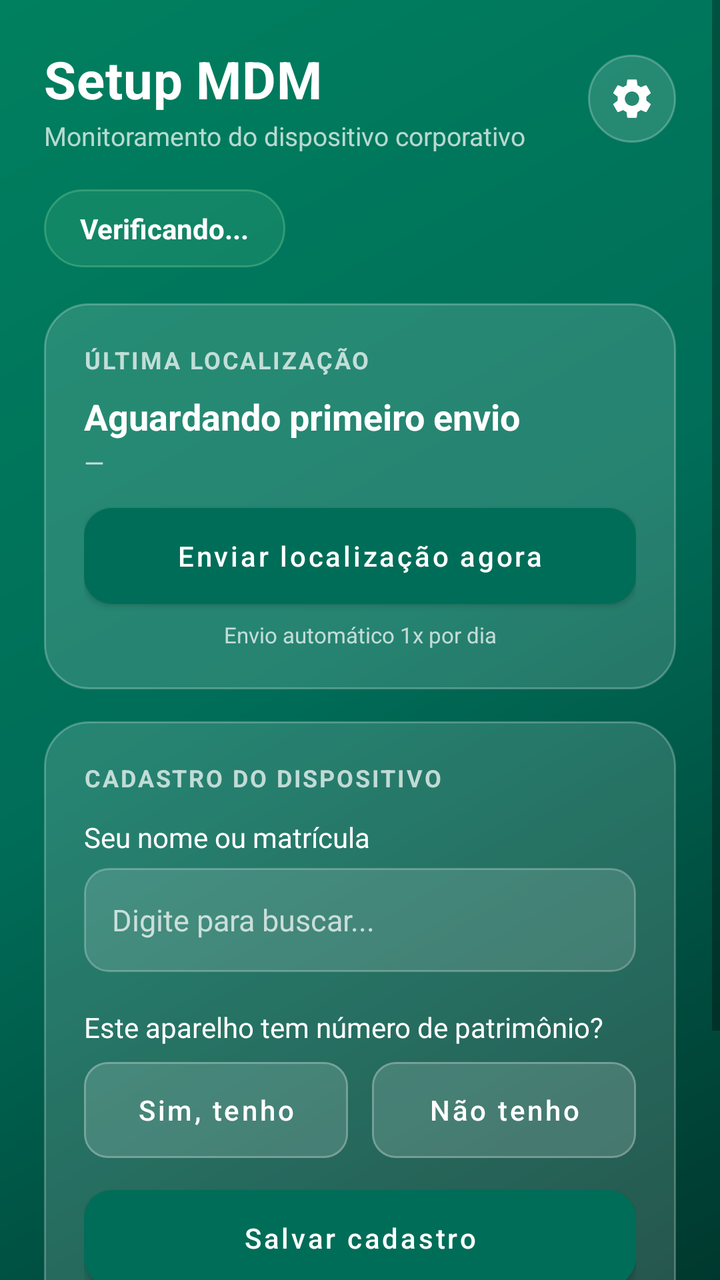
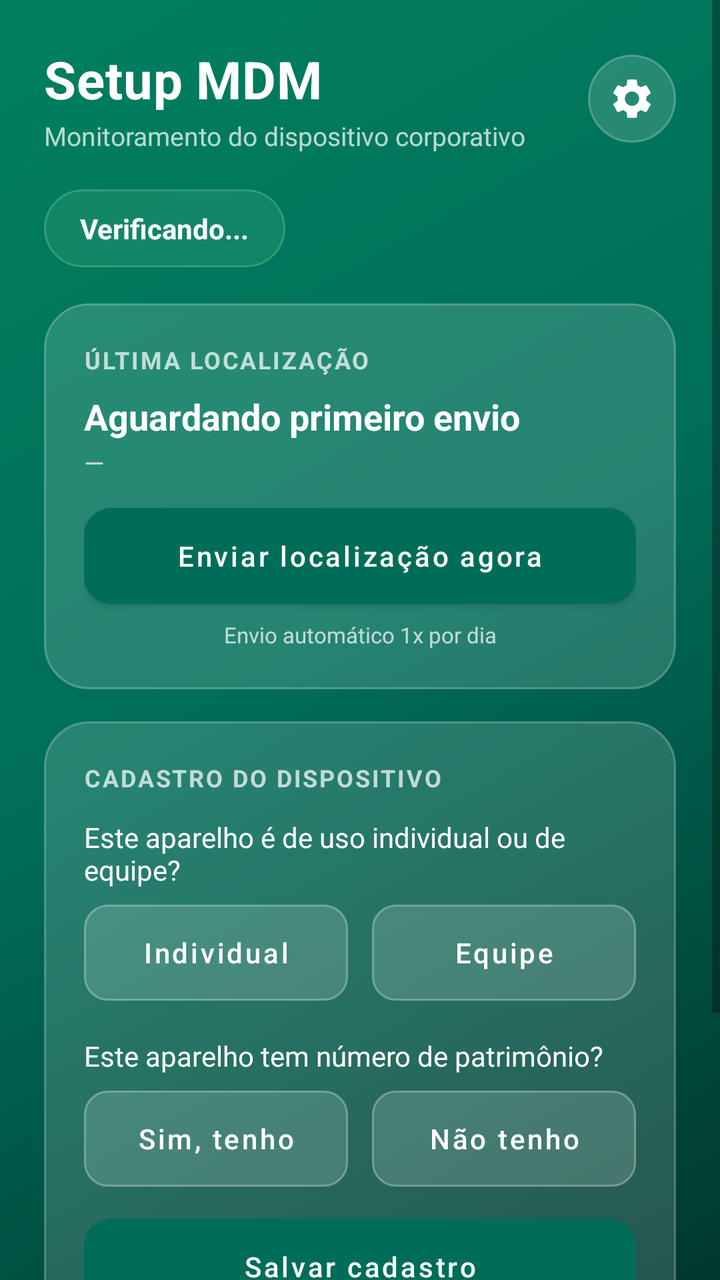

The first picture is an Android layout as it rendered before a commit; the second is the same layout after the commit. The layout source and the unified diff follow.
<!-- AndroidManifest.xml: application theme Theme.SetupMDM -->
<!-- res/layout/activity_main.xml -->
<?xml version="1.0" encoding="utf-8"?>
<FrameLayout xmlns:android="http://schemas.android.com/apk/res/android"
    xmlns:app="http://schemas.android.com/apk/res-auto"
    android:id="@+id/rootFrame"
    android:layout_width="match_parent"
    android:layout_height="match_parent">

    <ScrollView
        android:id="@+id/rootScroll"
        android:layout_width="match_parent"
        android:layout_height="match_parent"
        android:fillViewport="true">

        <LinearLayout
            android:layout_width="match_parent"
            android:layout_height="wrap_content"
            android:orientation="vertical"
            android:padding="@dimen/screen_padding">

            
            <LinearLayout
                android:layout_width="match_parent" android:layout_height="wrap_content"
                android:orientation="horizontal" android:gravity="center_vertical"
                android:paddingBottom="18dp">

                <LinearLayout
                    android:layout_width="0dp" android:layout_height="wrap_content"
                    android:layout_weight="1" android:orientation="vertical">
                    <TextView
                        android:layout_width="wrap_content" android:layout_height="wrap_content"
                        android:text="Setup MDM" android:textColor="@color/textOnDark"
                        android:textSize="26sp" android:textStyle="bold" android:letterSpacing="0.01"/>
                    <TextView
                        android:layout_width="match_parent" android:layout_height="wrap_content"
                        android:text="Monitoramento do dispositivo corporativo"
                        android:textColor="@color/textMuted" android:textSize="13sp"
                        android:paddingTop="2dp"/>
                </LinearLayout>

                <ImageButton
                    android:id="@+id/btnConfig"
                    android:layout_width="44dp" android:layout_height="44dp"
                    android:src="@drawable/ic_gear"
                    android:background="@drawable/circle_glass"
                    android:scaleType="centerInside"
                    android:padding="10dp"
                    android:contentDescription="Configurações"/>
            </LinearLayout>

            
            <TextView
                android:id="@+id/statusPill"
                android:layout_width="wrap_content" android:layout_height="wrap_content"
                android:text="Verificando..." android:textColor="@color/textOnDark"
                android:textSize="14sp" android:textStyle="bold"
                android:paddingHorizontal="18dp" android:paddingVertical="10dp"
                android:background="@drawable/pill_ok" android:layout_marginBottom="18dp"/>

            
            <LinearLayout
                android:layout_width="match_parent" android:layout_height="wrap_content"
                android:orientation="vertical" android:background="@drawable/glass_card"
                android:padding="20dp" android:layout_marginBottom="16dp">

                <TextView
                    android:layout_width="match_parent" android:layout_height="wrap_content"
                    android:text="ÚLTIMA LOCALIZAÇÃO" android:textColor="@color/textMuted"
                    android:textSize="12sp" android:textStyle="bold" android:letterSpacing="0.08"/>
                <TextView
                    android:id="@+id/txtLastLoc"
                    android:layout_width="match_parent" android:layout_height="wrap_content"
                    android:text="Aguardando primeiro envio" android:textColor="@color/textOnDark"
                    android:textSize="18sp" android:textStyle="bold" android:paddingTop="8dp"/>
                <TextView
                    android:id="@+id/txtLastTime"
                    android:layout_width="match_parent" android:layout_height="wrap_content"
                    android:text="—" android:textColor="@color/textMuted"
                    android:textSize="13sp" android:paddingTop="2dp"/>

                <TextView
                    android:id="@+id/txtEnvioStatus"
                    android:layout_width="match_parent" android:layout_height="wrap_content"
                    android:text="" android:textColor="@color/ok" android:textSize="13sp"
                    android:paddingTop="8dp" android:visibility="gone"/>

                <com.google.android.material.button.MaterialButton
                    android:id="@+id/btnEnviarAgora"
                    style="@style/Widget.MaterialComponents.Button"
                    android:layout_width="match_parent" android:layout_height="wrap_content"
                    android:text="Enviar localização agora" android:textColor="@color/white"
                    android:textAllCaps="false" android:layout_marginTop="14dp"
                    android:insetTop="0dp" android:insetBottom="0dp"
                    app:backgroundTint="@color/primary" app:cornerRadius="14dp" app:elevation="0dp"/>
                <TextView
                    android:layout_width="match_parent" android:layout_height="wrap_content"
                    android:text="Envio automático 1x por dia"
                    android:textColor="@color/textMuted" android:textSize="11sp"
                    android:gravity="center" android:paddingTop="8dp"/>
            </LinearLayout>

            
            <LinearLayout
                android:layout_width="match_parent" android:layout_height="wrap_content"
                android:orientation="vertical" android:background="@drawable/glass_card"
                android:padding="20dp" android:layout_marginBottom="16dp">

                <TextView
                    android:layout_width="match_parent" android:layout_height="wrap_content"
                    android:text="CADASTRO DO DISPOSITIVO" android:textColor="@color/textMuted"
                    android:textSize="12sp" android:textStyle="bold" android:letterSpacing="0.08"/>

                
                <LinearLayout
                    android:id="@+id/formCadastro"
                    android:layout_width="match_parent" android:layout_height="wrap_content"
                    android:orientation="vertical" android:paddingTop="12dp">

                    <TextView
                        android:layout_width="match_parent" android:layout_height="wrap_content"
                        android:text="Seu nome ou matrícula" android:textColor="@color/textOnDark"
                        android:textSize="14sp" android:paddingBottom="6dp"/>
                    <AutoCompleteTextView
                        android:id="@+id/autoColaborador"
                        android:layout_width="match_parent" android:layout_height="52dp"
                        android:hint="Digite para buscar..." android:textColorHint="@color/textMuted"
                        android:textColor="@color/textOnDark" android:textSize="15sp"
                        android:background="@drawable/glass_input" android:paddingHorizontal="14dp"
                        android:completionThreshold="2" android:inputType="text" android:imeOptions="actionSearch"/>

                    
                    <TextView
                        android:layout_width="match_parent" android:layout_height="wrap_content"
                        android:text="Este aparelho tem número de patrimônio?"
                        android:textColor="@color/textOnDark"
                        android:textSize="14sp" android:paddingTop="18dp" android:paddingBottom="8dp"/>
                    <LinearLayout
                        android:layout_width="match_parent" android:layout_height="wrap_content"
                        android:orientation="horizontal">
                        <com.google.android.material.button.MaterialButton
                            android:id="@+id/btnTemPatSim"
                            style="@style/Widget.MaterialComponents.Button.OutlinedButton"
                            android:layout_width="0dp" android:layout_height="wrap_content"
                            android:layout_weight="1" android:layout_marginEnd="6dp"
                            android:text="Sim, tenho" android:textColor="@color/textOnDark"
                            android:textAllCaps="false"
                            android:insetTop="0dp" android:insetBottom="0dp"
                            app:backgroundTint="@color/glassFill"
                            app:strokeColor="@color/glassStroke" app:strokeWidth="1dp"
                            app:cornerRadius="12dp"/>
                        <com.google.android.material.button.MaterialButton
                            android:id="@+id/btnTemPatNao"
                            style="@style/Widget.MaterialComponents.Button.OutlinedButton"
                            android:layout_width="0dp" android:layout_height="wrap_content"
                            android:layout_weight="1" android:layout_marginStart="6dp"
                            android:text="Não tenho" android:textColor="@color/textOnDark"
                            android:textAllCaps="false"
                            android:insetTop="0dp" android:insetBottom="0dp"
                            app:backgroundTint="@color/glassFill"
                            app:strokeColor="@color/glassStroke" app:strokeWidth="1dp"
                            app:cornerRadius="12dp"/>
                    </LinearLayout>

                    
                    <LinearLayout
                        android:id="@+id/boxPatrimonio"
                        android:layout_width="match_parent" android:layout_height="wrap_content"
                        android:orientation="vertical" android:visibility="gone">
                        <TextView
                            android:layout_width="match_parent" android:layout_height="wrap_content"
                            android:text="Patrimônio (até 7 dígitos)" android:textColor="@color/textOnDark"
                            android:textSize="14sp" android:paddingTop="16dp" android:paddingBottom="6dp"/>
                        <EditText
                            android:id="@+id/edtPatrimonio"
                            android:layout_width="match_parent" android:layout_height="52dp"
                            android:hint="Ex.: 1234567" android:textColorHint="@color/textMuted"
                            android:textColor="@color/textOnDark" android:textSize="15sp"
                            android:background="@drawable/glass_input" android:paddingHorizontal="14dp"
                            android:inputType="number" android:maxLength="7"/>
                    </LinearLayout>

                    
                    <LinearLayout
                        android:id="@+id/boxImei"
                        android:layout_width="match_parent" android:layout_height="wrap_content"
                        android:orientation="vertical" android:visibility="gone">
                        <TextView
                            android:layout_width="match_parent" android:layout_height="wrap_content"
                            android:text="IMEI do aparelho" android:textColor="@color/textOnDark"
                            android:textSize="14sp" android:paddingTop="16dp" android:paddingBottom="6dp"/>
                        <LinearLayout
                            android:layout_width="match_parent" android:layout_height="wrap_content"
                            android:orientation="horizontal" android:gravity="center_vertical">
                            <EditText
                                android:id="@+id/edtImei"
                                android:layout_width="0dp" android:layout_height="52dp"
                                android:layout_weight="1"
                                android:hint="Ex.: 356938035643809" android:textColorHint="@color/textMuted"
                                android:textColor="@color/textOnDark" android:textSize="15sp"
                                android:background="@drawable/glass_input" android:paddingHorizontal="14dp"
                                android:inputType="number" android:maxLength="17"/>
                            <com.google.android.material.button.MaterialButton
                                android:id="@+id/btnDiscarImei"
                                style="@style/Widget.MaterialComponents.Button"
                                android:layout_width="wrap_content" android:layout_height="52dp"
                                android:layout_marginStart="8dp"
                                android:text="*#06#" android:textColor="@color/white"
                                android:textAllCaps="false" android:textSize="13sp"
                                android:minWidth="0dp"
                                android:insetTop="0dp" android:insetBottom="0dp"
                                android:paddingHorizontal="14dp"
                                app:backgroundTint="@color/glassFill"
                                app:strokeColor="@color/glassStroke" app:strokeWidth="1dp"
                                app:cornerRadius="12dp" app:elevation="0dp"/>
                        </LinearLayout>
                        <TextView
                            android:layout_width="match_parent" android:layout_height="wrap_content"
                            android:text="Toque em *#06# para o aparelho mostrar o IMEI."
                            android:textColor="@color/textMuted" android:textSize="11sp"
                            android:paddingTop="6dp"/>
                    </LinearLayout>

                    <TextView
                        android:id="@+id/txtCadastroErro"
                        android:layout_width="match_parent" android:layout_height="wrap_content"
                        android:text="" android:textColor="@color/error" android:textSize="13sp"
                        android:paddingTop="10dp" android:visibility="gone"/>

                    <com.google.android.material.button.MaterialButton
                        android:id="@+id/btnSalvarCadastro"
                        style="@style/Widget.MaterialComponents.Button"
                        android:layout_width="match_parent" android:layout_height="wrap_content"
                        android:text="Salvar cadastro" android:textColor="@color/white"
                        android:textAllCaps="false" android:layout_marginTop="16dp"
                        android:insetTop="0dp" android:insetBottom="0dp"
                        app:backgroundTint="@color/primary" app:cornerRadius="14dp" app:elevation="0dp"/>
                    <TextView
                        android:layout_width="match_parent" android:layout_height="wrap_content"
                        android:text="Depois de salvar, o cadastro não pode ser alterado."
                        android:textColor="@color/textMuted" android:textSize="11sp"
                        android:gravity="center" android:paddingTop="8dp"/>
                </LinearLayout>

                
                <LinearLayout
                    android:id="@+id/cadastroTravado"
                    android:layout_width="match_parent" android:layout_height="wrap_content"
                    android:orientation="vertical" android:paddingTop="12dp" android:visibility="gone">
                    <TextView
                        android:id="@+id/txtColabNome"
                        android:layout_width="match_parent" android:layout_height="wrap_content"
                        android:text="—" android:textColor="@color/textOnDark"
                        android:textSize="18sp" android:textStyle="bold"/>
                    <TextView
                        android:id="@+id/txtColabCargo"
                        android:layout_width="match_parent" android:layout_height="wrap_content"
                        android:text="" android:textColor="@color/textMuted" android:textSize="13sp"/>
                    <TextView
                        android:id="@+id/txtDoc"
                        android:layout_width="match_parent" android:layout_height="wrap_content"
                        android:text="" android:textColor="@color/textOnDark" android:textSize="15sp"
                        android:paddingTop="10dp"/>
                    <TextView
                        android:id="@+id/txtCadInfo"
                        android:layout_width="match_parent" android:layout_height="wrap_content"
                        android:text="🔒 Cadastro concluído" android:textColor="@color/ok"
                        android:textSize="12sp" android:paddingTop="10dp"/>
                </LinearLayout>
            </LinearLayout>

            
            <LinearLayout
                android:id="@+id/updateBanner"
                android:layout_width="match_parent" android:layout_height="wrap_content"
                android:orientation="vertical"
                android:background="@drawable/glass_card" android:padding="18dp"
                android:layout_marginBottom="16dp" android:visibility="gone">
                <TextView
                    android:id="@+id/txtUpdateTitulo"
                    android:layout_width="match_parent" android:layout_height="wrap_content"
                    android:text="Atualização disponível" android:textColor="@color/textOnDark"
                    android:textSize="15sp" android:textStyle="bold"/>
                <TextView
                    android:layout_width="match_parent" android:layout_height="wrap_content"
                    android:text="Uma nova versão do app está pronta para instalar."
                    android:textColor="@color/textMuted" android:textSize="12sp" android:paddingTop="2dp"/>
                <com.google.android.material.button.MaterialButton
                    android:id="@+id/btnAtualizarMain"
                    style="@style/Widget.MaterialComponents.Button"
                    android:layout_width="match_parent" android:layout_height="wrap_content"
                    android:text="Atualizar agora" android:textColor="@color/white"
                    android:textAllCaps="false" android:layout_marginTop="12dp"
                    android:insetTop="0dp" android:insetBottom="0dp"
                    app:backgroundTint="@color/primary" app:cornerRadius="14dp" app:elevation="0dp"/>
            </LinearLayout>

            
            <LinearLayout
                android:layout_width="match_parent" android:layout_height="wrap_content"
                android:orientation="horizontal" android:gravity="center_vertical"
                android:background="@drawable/glass_red" android:padding="16dp"
                android:layout_marginBottom="6dp">
                <TextView
                    android:layout_width="wrap_content" android:layout_height="wrap_content"
                    android:text="⚠" android:textColor="@color/redSoft"
                    android:textSize="20sp" android:paddingEnd="12dp"/>
                <TextView
                    android:layout_width="0dp" android:layout_height="wrap_content"
                    android:layout_weight="1"
                    android:text="Não desinstale este aplicativo. Ele é gerenciado pela TI da empresa."
                    android:textColor="@color/redSoft" android:textSize="13sp"/>
            </LinearLayout>

        </LinearLayout>
    </ScrollView>

    
    <LinearLayout
        android:id="@+id/offlineOverlay"
        android:layout_width="match_parent" android:layout_height="match_parent"
        android:orientation="vertical" android:gravity="center"
        android:background="@drawable/bg_gradient"
        android:padding="40dp" android:visibility="gone"
        android:clickable="true" android:focusable="true">

        <TextView
            android:layout_width="wrap_content" android:layout_height="wrap_content"
            android:text="📡" android:textSize="52sp"/>
        <TextView
            android:layout_width="match_parent" android:layout_height="wrap_content"
            android:text="Sem conexão" android:textColor="@color/textOnDark"
            android:textSize="24sp" android:textStyle="bold" android:gravity="center"
            android:paddingTop="16dp"/>
        <TextView
            android:layout_width="match_parent" android:layout_height="wrap_content"
            android:text="Conecte-se à internet (Wi-Fi ou dados móveis) para continuar o cadastro e o envio de localização."
            android:textColor="@color/textMuted" android:textSize="14sp" android:gravity="center"
            android:paddingTop="10dp"/>
        <com.google.android.material.button.MaterialButton
            android:id="@+id/btnTentarNovamente"
            style="@style/Widget.MaterialComponents.Button"
            android:layout_width="wrap_content" android:layout_height="wrap_content"
            android:text="Tentar novamente" android:textColor="@color/white"
            android:textAllCaps="false" android:layout_marginTop="24dp"
            android:insetTop="0dp" android:insetBottom="0dp"
            android:paddingHorizontal="28dp"
            app:backgroundTint="@color/primary" app:cornerRadius="14dp" app:elevation="0dp"/>
    </LinearLayout>

</FrameLayout>
<!-- resources referenced by this layout -->
<resources>
  <color name="error">#FF6B6B</color>
  <color name="glassFill">#26FFFFFF</color>
  <color name="glassStroke">#40FFFFFF</color>
  <color name="ok">#7BE0B0</color>
  <color name="primary">#006D58</color>
  <color name="redSoft">#F1948A</color>
  <color name="textMuted">#B8FFFFFF</color>
  <color name="textOnDark">#FFFFFF</color>
  <color name="white">#FFFFFF</color>
  <dimen name="screen_padding">22dp</dimen>
  <!-- drawable bg_gradient (drawable) -->
  <?xml version="1.0" encoding="utf-8"?>
  <shape xmlns:android="http://schemas.android.com/apk/res/android" android:shape="rectangle">
      <gradient
          android:angle="315"
          android:startColor="#00805F"
          android:centerColor="#006D58"
          android:endColor="#00382E"
          android:type="linear"/>
  </shape>
  <!-- drawable circle_glass (drawable) -->
  <?xml version="1.0" encoding="utf-8"?>
  <shape xmlns:android="http://schemas.android.com/apk/res/android"
      android:shape="oval">
      <solid android:color="@color/glassFill"/>
      <stroke android:width="1dp" android:color="@color/glassStroke"/>
  </shape>
  <!-- drawable glass_card (drawable) -->
  <?xml version="1.0" encoding="utf-8"?>
  <shape xmlns:android="http://schemas.android.com/apk/res/android" android:shape="rectangle">
      <solid android:color="@color/glassFill"/>
      <corners android:radius="22dp"/>
      <stroke android:width="1dp" android:color="@color/glassStroke"/>
  </shape>
  <!-- drawable glass_input (drawable) -->
  <?xml version="1.0" encoding="utf-8"?>
  <shape xmlns:android="http://schemas.android.com/apk/res/android" android:shape="rectangle">
      <solid android:color="@color/inputFill"/>
      <corners android:radius="12dp"/>
      <stroke android:width="1dp" android:color="@color/glassStroke"/>
  </shape>
  <!-- drawable glass_red (drawable) -->
  <?xml version="1.0" encoding="utf-8"?>
  <shape xmlns:android="http://schemas.android.com/apk/res/android" android:shape="rectangle">
      <solid android:color="@color/redGlassFill"/>
      <corners android:radius="16dp"/>
      <stroke android:width="1dp" android:color="@color/redGlassStroke"/>
  </shape>
  <!-- drawable pill_ok (drawable) -->
  <?xml version="1.0" encoding="utf-8"?>
  <shape xmlns:android="http://schemas.android.com/apk/res/android" android:shape="rectangle">
      <solid android:color="#335BB98E"/>
      <corners android:radius="24dp"/>
      <stroke android:width="1dp" android:color="#805BB98E"/>
  </shape>
  <style name="Theme.SetupMDM" parent="Theme.MaterialComponents.Light.NoActionBar">
          <item name="colorPrimary">@color/primary</item>
          <item name="colorPrimaryVariant">@color/primaryDark</item>
          <item name="colorOnPrimary">@color/white</item>
          <item name="colorSecondary">@color/primaryLight</item>
          <item name="colorOnSecondary">@color/white</item>
          <item name="android:windowBackground">@drawable/bg_gradient</item>
          <item name="android:statusBarColor" tools:targetApi="21">@color/primaryDark</item>
          <item name="android:navigationBarColor" tools:targetApi="21">@color/primaryDark</item>
      </style>
  <color name="inputFill">#22FFFFFF</color>
  <color name="redGlassFill">#33C0392B</color>
  <color name="redGlassStroke">#66C0392B</color>
  <color name="primaryDark">#00453A</color>
  <color name="primaryLight">#5BB98E</color>
</resources>

<!-- the commit's change to res/layout/activity_main.xml (unified diff, before → after) -->
@@ -116,16 +116,81 @@
                     android:orientation="vertical" android:paddingTop="12dp">
 
                     <TextView
-                        android:layout_width="match_parent" android:layout_height="wrap_content"
-                        android:text="Seu nome ou matrícula" android:textColor="@color/textOnDark"
-                        android:textSize="14sp" android:paddingBottom="6dp"/>
-                    <AutoCompleteTextView
-                        android:id="@+id/autoColaborador"
-                        android:layout_width="match_parent" android:layout_height="52dp"
-                        android:hint="Digite para buscar..." android:textColorHint="@color/textMuted"
-                        android:textColor="@color/textOnDark" android:textSize="15sp"
-                        android:background="@drawable/glass_input" android:paddingHorizontal="14dp"
-                        android:completionThreshold="2" android:inputType="text" android:imeOptions="actionSearch"/>
+                        android:id="@+id/txtReconfirmAviso"
+                        android:layout_width="match_parent" android:layout_height="wrap_content"
+                        android:text="Confirmação mensal: confirme quem está com este aparelho para manter o cadastro em dia."
+                        android:textColor="@color/redSoft" android:textSize="13sp"
+                        android:background="@drawable/glass_red" android:padding="12dp"
+                        android:layout_marginBottom="12dp" android:visibility="gone"/>
+
+                    
+                    <TextView
+                        android:layout_width="match_parent" android:layout_height="wrap_content"
+                        android:text="Este aparelho é de uso individual ou de equipe?"
+                        android:textColor="@color/textOnDark"
+                        android:textSize="14sp" android:paddingBottom="8dp"/>
+                    <LinearLayout
+                        android:layout_width="match_parent" android:layout_height="wrap_content"
+                        android:orientation="horizontal">
+                        <com.google.android.material.button.MaterialButton
+                            android:id="@+id/btnTipoIndividual"
+                            style="@style/Widget.MaterialComponents.Button.OutlinedButton"
+                            android:layout_width="0dp" android:layout_height="wrap_content"
+                            android:layout_weight="1" android:layout_marginEnd="6dp"
+                            android:text="Individual" android:textColor="@color/textOnDark"
+                            android:textAllCaps="false"
+                            android:insetTop="0dp" android:insetBottom="0dp"
+                            app:backgroundTint="@color/glassFill"
+                            app:strokeColor="@color/glassStroke" app:strokeWidth="1dp"
+                            app:cornerRadius="12dp"/>
+                        <com.google.android.material.button.MaterialButton
+                            android:id="@+id/btnTipoEquipe"
+                            style="@style/Widget.MaterialComponents.Button.OutlinedButton"
+                            android:layout_width="0dp" android:layout_height="wrap_content"
+                            android:layout_weight="1" android:layout_marginStart="6dp"
+                            android:text="Equipe" android:textColor="@color/textOnDark"
+                            android:textAllCaps="false"
+                            android:insetTop="0dp" android:insetBottom="0dp"
+                            app:backgroundTint="@color/glassFill"
+                            app:strokeColor="@color/glassStroke" app:strokeWidth="1dp"
+                            app:cornerRadius="12dp"/>
+                    </LinearLayout>
+
+                    
+                    <LinearLayout
+                        android:id="@+id/boxIndividual"
+                        android:layout_width="match_parent" android:layout_height="wrap_content"
+                        android:orientation="vertical" android:visibility="gone">
+                        <TextView
+                            android:layout_width="match_parent" android:layout_height="wrap_content"
+                            android:text="Seu nome ou matrícula" android:textColor="@color/textOnDark"
+                            android:textSize="14sp" android:paddingTop="16dp" android:paddingBottom="6dp"/>
+                        <AutoCompleteTextView
+                            android:id="@+id/autoColaborador"
+                            android:layout_width="match_parent" android:layout_height="52dp"
+                            android:hint="Digite para buscar..." android:textColorHint="@color/textMuted"
+                            android:textColor="@color/textOnDark" android:textSize="15sp"
+                            android:background="@drawable/glass_input" android:paddingHorizontal="14dp"
+                            android:completionThreshold="2" android:inputType="text" android:imeOptions="actionSearch"/>
+                    </LinearLayout>
+
+                    
+                    <LinearLayout
+                        android:id="@+id/boxEquipe"
+                        android:layout_width="match_parent" android:layout_height="wrap_content"
+                        android:orientation="vertical" android:visibility="gone">
+                        <TextView
+                            android:layout_width="match_parent" android:layout_height="wrap_content"
+                            android:text="Equipe" android:textColor="@color/textOnDark"
+                            android:textSize="14sp" android:paddingTop="16dp" android:paddingBottom="6dp"/>
+                        <AutoCompleteTextView
+                            android:id="@+id/autoEquipe"
+                            android:layout_width="match_parent" android:layout_height="52dp"
+                            android:hint="Digite a equipe ou processo..." android:textColorHint="@color/textMuted"
+                            android:textColor="@color/textOnDark" android:textSize="15sp"
+                            android:background="@drawable/glass_input" android:paddingHorizontal="14dp"
+                            android:completionThreshold="2" android:inputType="text" android:imeOptions="actionSearch"/>
+                    </LinearLayout>
 
                     
                     <TextView
<!-- resource entries referenced after the edit -->
@@ -5,7 +5,7 @@
   <color name="glassStroke">#40FFFFFF</color>
   <color name="ok">#7BE0B0</color>
   <color name="primary">#006D58</color>
-  <color name="redSoft">#F1948A</color>
+  <color name="redSoft">#FF6B6B</color>
   <color name="textMuted">#B8FFFFFF</color>
   <color name="textOnDark">#FFFFFF</color>
   <color name="white">#FFFFFF</color>
@@ -66,8 +66,8 @@
           <item name="android:navigationBarColor" tools:targetApi="21">@color/primaryDark</item>
       </style>
   <color name="inputFill">#22FFFFFF</color>
-  <color name="redGlassFill">#33C0392B</color>
-  <color name="redGlassStroke">#66C0392B</color>
+  <color name="redGlassFill">#3DE53935</color>
+  <color name="redGlassStroke">#80E53935</color>
   <color name="primaryDark">#00453A</color>
   <color name="primaryLight">#5BB98E</color>
 </resources>
